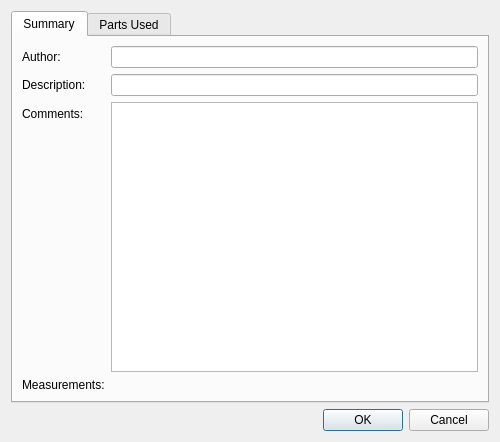
Old version of the form qt/lc_qpropertiesdialog.ui in the repository nathaneltitane/studworx.
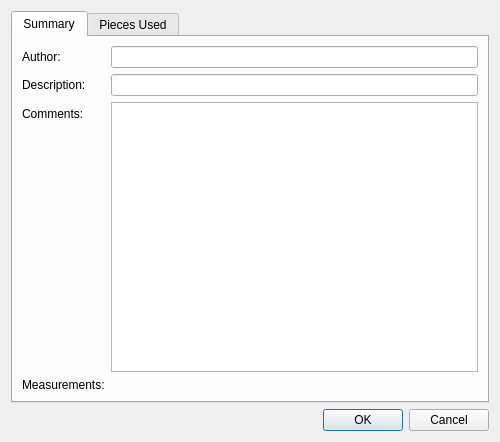
New version of the form.

```diff
--- a/qt/lc_qpropertiesdialog.ui
+++ b/qt/lc_qpropertiesdialog.ui
@@ -88,7 +88,7 @@
      </widget>
      <widget class="QWidget" name="tabParts">
       <attribute name="title">
-       <string>Parts Used</string>
+       <string>Pieces Used</string>
       </attribute>
       <layout class="QVBoxLayout" name="verticalLayout_3">
        <item>
```
